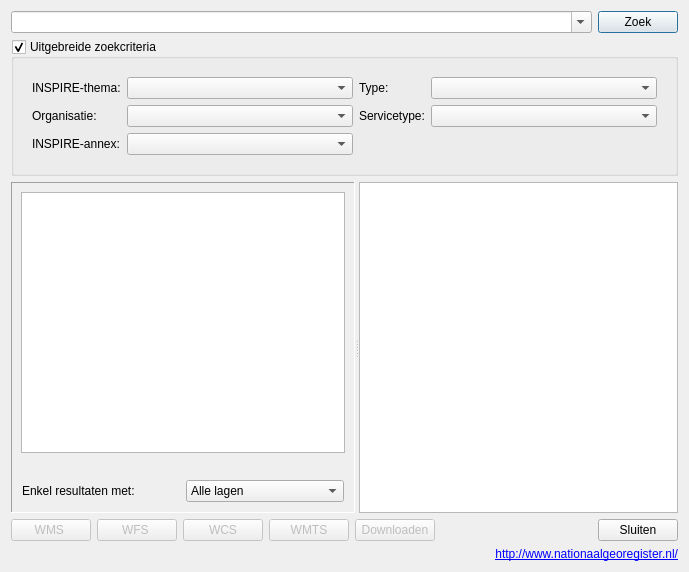
First picture: the form in ui_dataCatalog_dialog.ui, repository warrieka/inspireNL, before the edit.
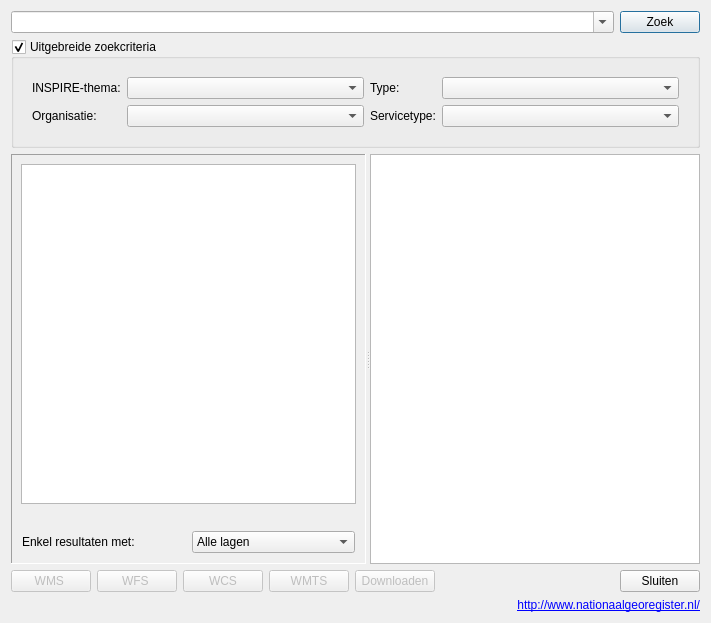
Second picture: the form after the edit. Icons and pictures are not drawn.

Commit message: made service CSW

What changed in the file:
```diff
--- a/ui_dataCatalog_dialog.ui
+++ b/ui_dataCatalog_dialog.ui
@@ -6,8 +6,8 @@
    <rect>
     <x>0</x>
     <y>0</y>
-    <width>689</width>
-    <height>572</height>
+    <width>711</width>
+    <height>623</height>
    </rect>
   </property>
   <property name="minimumSize">
@@ -84,7 +84,7 @@
           <verstretch>0</verstretch>
          </sizepolicy>
         </property>
-        <layout class="QGridLayout" name="gridLayout" columnminimumwidth="50,150,50,150">
+        <layout class="QGridLayout" name="gridLayout">
          <item row="0" column="0">
           <widget class="QLabel" name="INSPIREthemaLbl">
            <property name="sizePolicy">
@@ -133,6 +133,41 @@
            </property>
           </widget>
          </item>
+         <item row="1" column="3">
+          <widget class="QComboBox" name="INSPIREserviceCbx">
+           <property name="sizePolicy">
+            <sizepolicy hsizetype="Expanding" vsizetype="Fixed">
+             <horstretch>0</horstretch>
+             <verstretch>0</verstretch>
+            </sizepolicy>
+           </property>
+           <property name="sizeIncrement">
+            <size>
+             <width>0</width>
+             <height>0</height>
+            </size>
+           </property>
+           <property name="sizeAdjustPolicy">
+            <enum>QComboBox::AdjustToContents</enum>
+           </property>
+           <property name="frame">
+            <bool>true</bool>
+           </property>
+          </widget>
+         </item>
+         <item row="1" column="2">
+          <widget class="QLabel" name="INSPIREserviceLbl">
+           <property name="sizePolicy">
+            <sizepolicy hsizetype="Minimum" vsizetype="Minimum">
+             <horstretch>0</horstretch>
+             <verstretch>0</verstretch>
+            </sizepolicy>
+           </property>
+           <property name="text">
+            <string>Servicetype:</string>
+           </property>
+          </widget>
+         </item>
          <item row="0" column="3">
           <widget class="QComboBox" name="typeCbx">
            <property name="sizePolicy">
@@ -155,6 +190,28 @@
            </property>
           </widget>
          </item>
+         <item row="1" column="1">
+          <widget class="QComboBox" name="organisatiesCbx">
+           <property name="sizePolicy">
+            <sizepolicy hsizetype="Expanding" vsizetype="Fixed">
+             <horstretch>0</horstretch>
+             <verstretch>0</verstretch>
+            </sizepolicy>
+           </property>
+           <property name="sizeIncrement">
+            <size>
+             <width>0</width>
+             <height>0</height>
+            </size>
+           </property>
+           <property name="sizeAdjustPolicy">
+            <enum>QComboBox::AdjustToContents</enum>
+           </property>
+           <property name="frame">
+            <bool>true</bool>
+           </property>
+          </widget>
+         </item>
          <item row="1" column="0">
           <widget class="QLabel" name="organisatiesLbl">
            <property name="sizePolicy">
@@ -168,98 +225,6 @@
            </property>
           </widget>
          </item>
-         <item row="1" column="1">
-          <widget class="QComboBox" name="organisatiesCbx">
-           <property name="sizePolicy">
-            <sizepolicy hsizetype="Expanding" vsizetype="Fixed">
-             <horstretch>0</horstretch>
-             <verstretch>0</verstretch>
-            </sizepolicy>
-           </property>
-           <property name="sizeIncrement">
-            <size>
-             <width>0</width>
-             <height>0</height>
-            </size>
-           </property>
-           <property name="sizeAdjustPolicy">
-            <enum>QComboBox::AdjustToContents</enum>
-           </property>
-           <property name="frame">
-            <bool>true</bool>
-           </property>
-          </widget>
-         </item>
-         <item row="1" column="2">
-          <widget class="QLabel" name="INSPIREserviceLbl">
-           <property name="sizePolicy">
-            <sizepolicy hsizetype="Minimum" vsizetype="Minimum">
-             <horstretch>0</horstretch>
-             <verstretch>0</verstretch>
-            </sizepolicy>
-           </property>
-           <property name="text">
-            <string>Servicetype:</string>
-           </property>
-          </widget>
-         </item>
-         <item row="1" column="3">
-          <widget class="QComboBox" name="INSPIREserviceCbx">
-           <property name="sizePolicy">
-            <sizepolicy hsizetype="Expanding" vsizetype="Fixed">
-             <horstretch>0</horstretch>
-             <verstretch>0</verstretch>
-            </sizepolicy>
-           </property>
-           <property name="sizeIncrement">
-            <size>
-             <width>0</width>
-             <height>0</height>
-            </size>
-           </property>
-           <property name="sizeAdjustPolicy">
-            <enum>QComboBox::AdjustToContents</enum>
-           </property>
-           <property name="frame">
-            <bool>true</bool>
-           </property>
-          </widget>
-         </item>
-         <item row="2" column="0">
-          <widget class="QLabel" name="INSPIREannexLbl">
-           <property name="sizePolicy">
-            <sizepolicy hsizetype="Minimum" vsizetype="Minimum">
-             <horstretch>0</horstretch>
-             <verstretch>0</verstretch>
-            </sizepolicy>
-           </property>
-           <property name="text">
-            <string>INSPIRE-annex:</string>
-           </property>
-          </widget>
-         </item>
-         <item row="2" column="1">
-          <widget class="QComboBox" name="INSPIREannexCbx">
-           <property name="sizePolicy">
-            <sizepolicy hsizetype="Expanding" vsizetype="Fixed">
-             <horstretch>0</horstretch>
-             <verstretch>0</verstretch>
-            </sizepolicy>
-           </property>
-           <property name="sizeIncrement">
-            <size>
-             <width>0</width>
-             <height>0</height>
-            </size>
-           </property>
-           <property name="sizeAdjustPolicy">
-            <enum>QComboBox::AdjustToContents</enum>
-           </property>
-           <property name="frame">
-            <bool>true</bool>
-           </property>
-          </widget>
-         </item>
         </layout>
        </widget>
       </item>
```
The commit also changes 2 other files.
